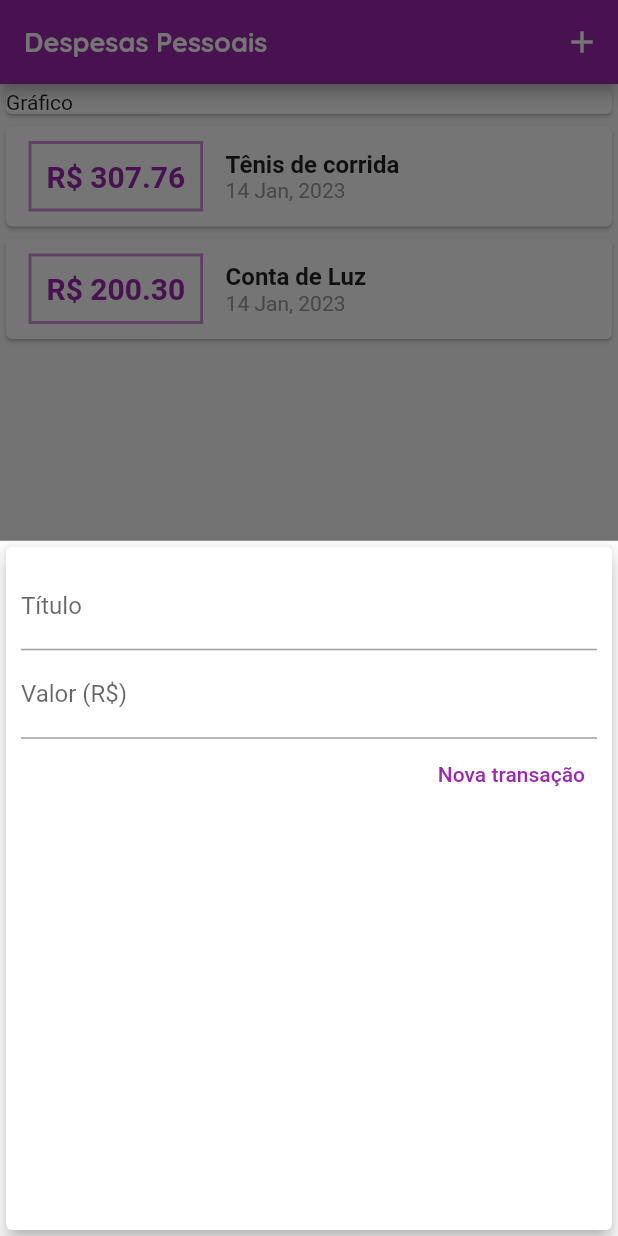
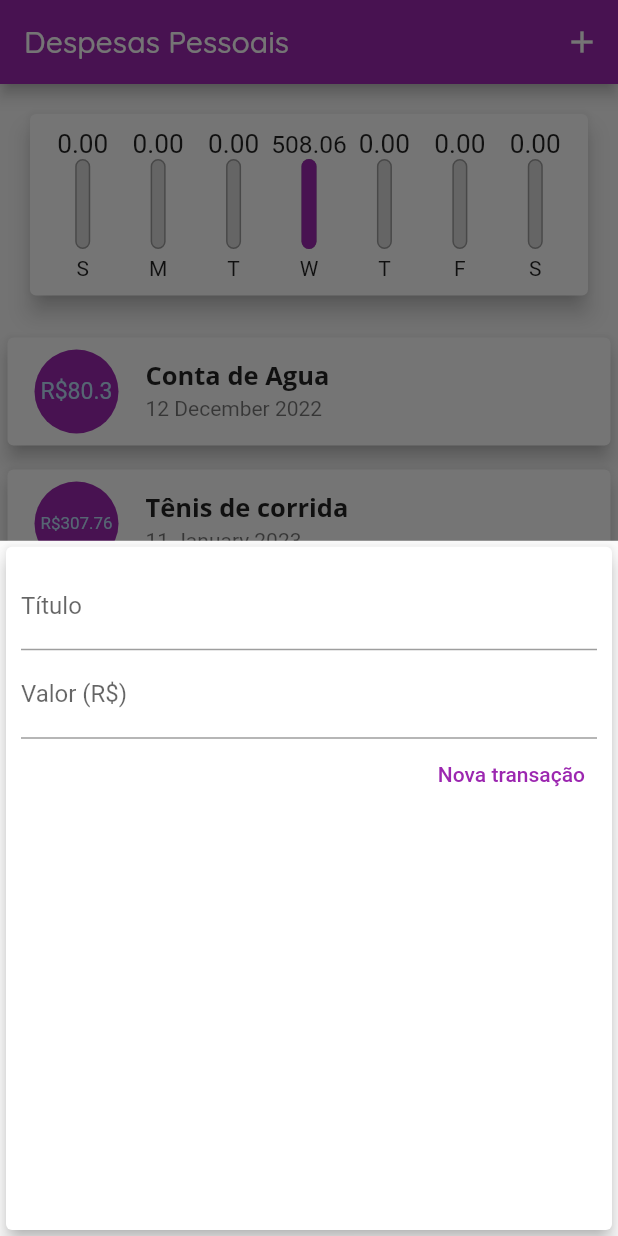
Before and after one commit to MateusLim4/cod3r-expenses, a Flutter app: the screen it shows after launch, after a tap on the "add" icon, on a phone screen of 412 x 824 dp. Run offline on Flutter 3.47's test engine with Material 2 defaults, Android fonts, the phone set to English and light mode, and no system bars; our stand-ins replace google_fonts.

Commit message:
Chart widget

```diff
--- a/src/lib/assets/fonts/fonts.dart
+++ b/src/lib/assets/fonts/fonts.dart
@@ -1,4 +1,3 @@
-import 'package:flutter/cupertino.dart';
 import 'package:flutter/material.dart';
 import 'package:google_fonts/google_fonts.dart';
 
@@ -8,9 +7,17 @@ abstract class IFonts {
   TextStyle get quicksandLight;
   TextStyle get quicksandMedium;
   TextStyle get quicksandBold;
+  TextStyle get priceTitle;
 }
 
 class Fonts implements IFonts {
+  @override
+  TextStyle get priceTitle => GoogleFonts.quicksand(
+      fontSize: 20, fontWeight: FontWeight.bold, color: Colors.purple);
+
+  TextStyle get cardText =>
+      GoogleFonts.openSans(fontSize: 17, fontWeight: FontWeight.bold);
+
   @override
   TextStyle get openSansRegular =>
       GoogleFonts.openSans(fontWeight: FontWeight.normal);
@@ -24,8 +31,11 @@ class Fonts implements IFonts {
       GoogleFonts.quicksand(fontWeight: FontWeight.w200);
 
   @override
-  TextStyle get quicksandMedium =>
-      GoogleFonts.quicksand(fontWeight: FontWeight.normal);
+  TextStyle get quicksandMedium => GoogleFonts.quicksand(
+        fontWeight: FontWeight.normal,
+        fontSize: 18,
+        color: Colors.black,
+      );
 
   @override
   TextStyle get quicksandBold => GoogleFonts.quicksand(
--- /dev/null
+++ b/src/lib/components/chart.dart
@@ -0,0 +1,63 @@
+import 'package:cod3r_expenses/components/chart_bar.dart';
+import 'package:cod3r_expenses/models/transaction.dart';
+import 'package:flutter/material.dart';
+import 'package:intl/intl.dart';
+
+class Chart extends StatelessWidget {
+  const Chart({Key? key, this.recentTransactions}) : super(key: key);
+
+  final List<Transaction>? recentTransactions;
+
+  List<Map<String, dynamic>> get groupedTransactions {
+    return List.generate(7, (index) {
+      final weekDay = DateTime.now().subtract(
+        Duration(days: index),
+      );
+
+      double totalSum = 0.0;
+
+      for (var i = 0; i < recentTransactions!.length; i++) {
+        bool sameDay = recentTransactions![i].date.day == weekDay.day;
+        bool sameMonth = recentTransactions![i].date.month == weekDay.month;
+        bool sameYear = recentTransactions![i].date.year == weekDay.year;
+
+        if (sameDay && sameMonth && sameYear) {
+          totalSum += recentTransactions![i].value;
+        }
+      }
+
+      return {
+        "day": DateFormat.E().format(weekDay)[0],
+        "value": totalSum,
+      };
+    }).reversed.toList();
+  }
+
+  double get _weekTotalValue {
+    return groupedTransactions.fold(0.0, (sum, tr) {
+      return sum + tr['value'];
+    });
+  }
+
+  @override
+  Widget build(BuildContext context) {
+    return Card(
+        elevation: 6,
+        margin: const EdgeInsets.all(20),
+        child: Padding(
+          padding: const EdgeInsets.all(10.0),
+          child: Row(
+            mainAxisAlignment: MainAxisAlignment.spaceAround,
+            children: groupedTransactions.map((tr) {
+              return Flexible(
+                fit: FlexFit.tight,
+                child: ChartBar(
+                    label: tr['day'],
+                    value: tr['value'],
+                    percentage: (tr['value'] / _weekTotalValue)),
+              );
+            }).toList(),
+          ),
+        ));
+  }
+}
--- /dev/null
+++ b/src/lib/components/chart_bar.dart
@@ -0,0 +1,53 @@
+import 'package:flutter/material.dart';
+
+class ChartBar extends StatelessWidget {
+  final String label;
+  final double value;
+  final double percentage;
+
+  const ChartBar(
+      {Key? key,
+      required this.label,
+      required this.value,
+      required this.percentage})
+      : super(key: key);
+
+  @override
+  Widget build(BuildContext context) {
+    return Column(
+      children: [
+        SizedBox(
+          height: 20,
+          child: FittedBox(child: Text(value.toStringAsFixed(2))),
+        ),
+        SizedBox(
+          height: 60,
+          width: 10,
+          child: Stack(alignment: Alignment.bottomCenter, children: [
+            Container(
+              decoration: BoxDecoration(
+                  border: Border.all(
+                    color: Colors.grey,
+                    width: 1.0,
+                  ),
+                  color: const Color.fromRGBO(220, 220, 220, 1),
+                  borderRadius: BorderRadius.circular(5)),
+            ),
+            FractionallySizedBox(
+              heightFactor: percentage,
+              child: Container(
+                decoration: BoxDecoration(
+                    color: Theme.of(context).colorScheme.primary,
+                    borderRadius: BorderRadius.circular(5)),
+              ),
+            ),
+          ]),
+        ),
+        const SizedBox(
+          height: 5,
+        ),
+        Text(label)
+      ],
+    );
+  }
+}
--- a/src/lib/components/transaction_list.dart
+++ b/src/lib/components/transaction_list.dart
@@ -1,54 +1,59 @@
 import 'package:flutter/material.dart';
 import 'package:intl/intl.dart';
+import '../assets/fonts/fonts.dart';
 import '../models/transaction.dart';
 
 class TransactionList extends StatelessWidget {
   final List<Transaction> transactions;
 
-  TransactionList({Key? key, required this.transactions}) : super(key: key);
+  const TransactionList({Key? key, required this.transactions})
+      : super(key: key);
 
   @override
   Widget build(BuildContext context) {
-    return Container(
-      height: 300,
+    return transactions.isEmpty
+        ? Column(
+            children: [
+              Text("Nenhuma transação Cadastrada!",
+                  style: Fonts().quicksandBold),
+              const SizedBox(
+                height: 20,
+              ),
+              SizedBox(
+                  height: 200,
+                  child: Image.asset(
+                    "lib/assets/images/waiting.png",
+                    fit: BoxFit.cover,
+                  )),
+            ],
+          )
+        : SizedBox(
+            height: 600,
             child: ListView.builder(
               itemCount: transactions.length,
               itemBuilder: (context, index) {
                 final tr = transactions[index];
                 return Card(
-            child: Row(children: [
-              Container(
+                  elevation: 5,
                   margin:
-                    const EdgeInsets.symmetric(horizontal: 15, vertical: 10),
-                decoration: BoxDecoration(
-                  border: Border.all(color: Colors.purple[200]!, width: 2),
-                ),
-                padding: const EdgeInsets.all(10),
-                child: Text(
-                  'R\$ ${tr.value.toStringAsFixed(2)}',
-                  style: TextStyle(
-                      fontWeight: FontWeight.bold,
-                      fontSize: 20,
-                      color: Colors.purple),
+                      const EdgeInsets.symmetric(vertical: 8, horizontal: 5),
+                  child: ListTile(
+                    leading: CircleAvatar(
+                      backgroundColor: Theme.of(context).colorScheme.primary,
+                      radius: 30,
+                      child: Padding(
+                        padding: const EdgeInsets.all(6.0),
+                        child: FittedBox(
+                          child: Text("R\$${tr.value}"),
                         ),
                       ),
-              Column(
-                crossAxisAlignment: CrossAxisAlignment.start,
-                children: [
-                  Text(
+                    ),
+                    title: Text(
                       tr.title,
-                    style: const TextStyle(
-                      fontWeight: FontWeight.bold,
-                      fontSize: 16,
+                      style: Fonts().cardText,
                     ),
+                    subtitle: Text(DateFormat('d MMMM y').format(tr.date)),
                   ),
-                  Text(
-                    DateFormat('d MMM, y').format(tr.date),
-                    style: const TextStyle(color: Colors.grey),
-                  ),
-                ],
-              )
-            ]),
                 );
               },
             ),
--- a/src/lib/main.dart
+++ b/src/lib/main.dart
@@ -1,6 +1,7 @@
 import 'dart:math';
-import 'package:cod3r_expenses/assets/fonts/fonts.dart';
+import '../assets/fonts/fonts.dart';
 import 'package:flutter/material.dart';
+import 'components/chart.dart';
 import 'components/transaction_form.dart';
 import 'components/transaction_list.dart';
 import 'models/transaction.dart';
@@ -21,7 +22,7 @@ class ExpensesApp extends StatelessWidget {
           secondary: Colors.amber,
         ),
         textTheme: tema.textTheme.copyWith(
-          headline6: Fonts().quicksandBold,
+          headline6: TextStyle(fontFamily: Fonts().quicksandBold.fontFamily),
         ),
       ),
       home: const HomePage(),
@@ -37,19 +38,36 @@ class HomePage extends StatefulWidget {
 }
 
 class _HomePageState extends State<HomePage> {
-  final _transactions = [
+  final List<Transaction> _transactions = [
     Transaction(
-        id: 't1',
-        title: 'Tênis de corrida',
-        value: 307.76,
-        date: DateTime.now()),
+      id: 't0',
+      title: 'Conta de Agua',
+      value: 80.30,
+      date: DateTime.now().subtract(const Duration(days: 33)),
+    ),
+    Transaction(
+      id: 't1',
+      title: 'Tênis de corrida',
+      value: 307.76,
+      date: DateTime.now().subtract(const Duration(days: 3)),
+    ),
     Transaction(
       id: 't2',
       title: 'Conta de Luz',
       value: 200.30,
-      date: DateTime.now(),
+      date: DateTime.now().subtract(const Duration(days: 3)),
     ),
   ];
+
+  List<Transaction> get _recentTransactions {
+    return _transactions.where((tr) {
+      return tr.date.isAfter(
+        DateTime.now().subtract(
+          const Duration(days: 7),
+        ),
+      );
+    }).toList();
+  }
 
   _addTransaction(String title, double value) {
     final newTransaction = Transaction(
@@ -93,12 +111,7 @@ class _HomePageState extends State<HomePage> {
         child: Column(
           mainAxisAlignment: MainAxisAlignment.start,
           children: [
-            const SizedBox(
-              width: double.infinity,
-              child: Card(
-                child: Text("Gráfico"),
-              ),
-            ),
+            Chart(recentTransactions: _recentTransactions),
             TransactionList(transactions: _transactions),
           ],
         ),
--- a/src/pubspec.yaml
+++ b/src/pubspec.yaml
@@ -61,9 +61,8 @@ flutter:
   uses-material-design: true
 
   # To add assets to your application, add an assets section, like this:
-  # assets:
-  #   - images/a_dot_burr.jpeg
-  #   - images/a_dot_ham.jpeg
+  assets:
+    - lib/assets/images/waiting.png
 
   # An image asset can refer to one or more resolution-specific "variants", see
   # https://flutter.dev/assets-and-images/#resolution-aware
```
Also changed, not shown: src/lib/assets/images/waiting.png (added). Lines whose indentation alone changed are shown as unchanged.
